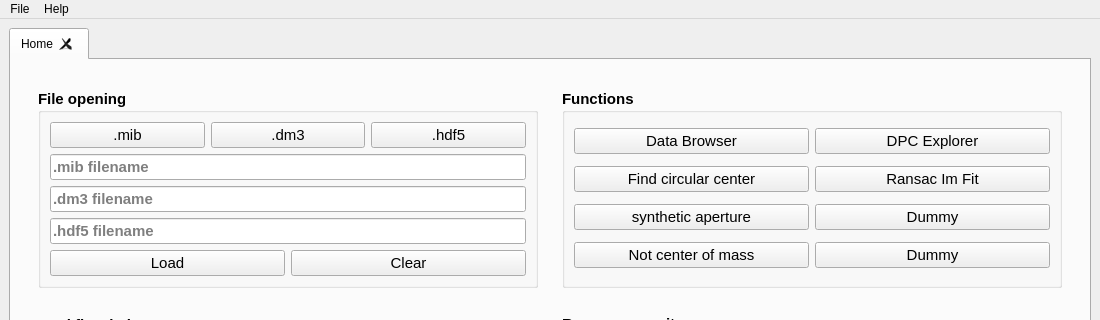
Before: the Qt Designer form fpd_explorer/res/homescreen.ui in CS26-FPD-Explorer/FPD-Explorer, drawn with Qt 5; both pictures show x 0 to 1100 and y 0 to 320 of the 1100 by 725 pixel window.
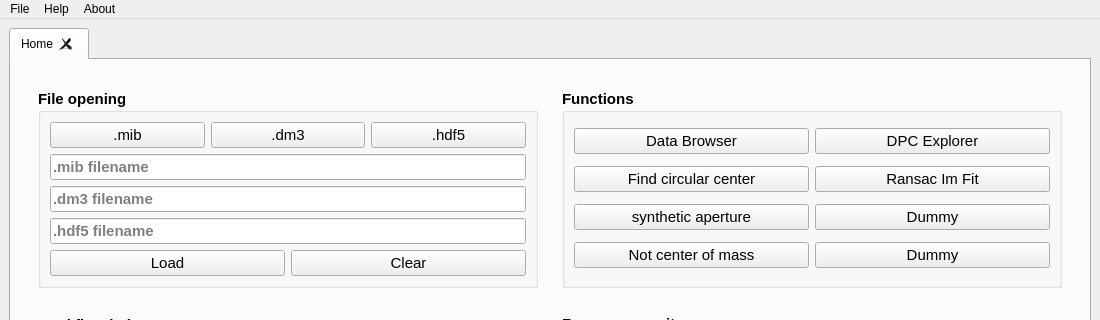
After: the same form once the commit is applied. Custom widgets are drawn as their Qt base class.

Commit message: Added About Menu Added a menu to tell users about the software(how it was created) and also about us, these were both done using pop ups and changes were made to about.py and home.py

Patch:
```diff
--- a/fpd_explorer/res/homescreen.ui
+++ b/fpd_explorer/res/homescreen.ui
@@ -693,8 +693,16 @@
     <addaction name="action_navigating_loading"/>
     <addaction name="action_functions"/>
    </widget>
+   <widget class="QMenu" name="menuAbout">
+    <property name="title">
+     <string>About</string>
+    </property>
+    <addaction name="action_about_software"/>
+    <addaction name="action_about_us"/>
+   </widget>
    <addaction name="menuFile"/>
    <addaction name="menuHelp"/>
+   <addaction name="menuAbout"/>
   </widget>
   <widget class="QStatusBar" name="statusbar"/>
   <action name="action_dm3">
```
Left out of the diff: 10 changed lines with no effect on the pictures. The commit also changes 2 other files.
